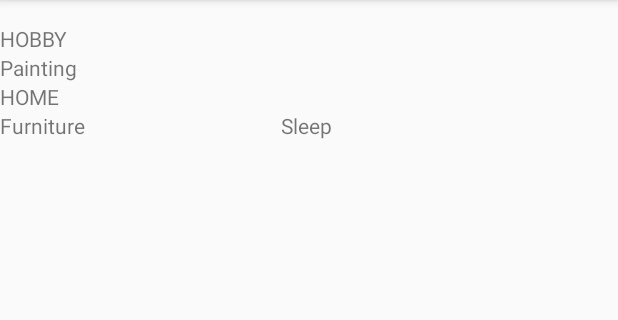
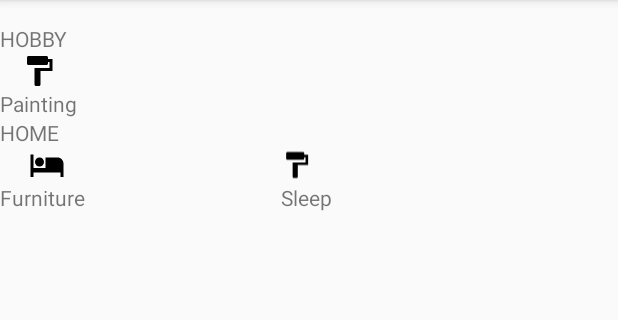
Before and after one commit to samuelekman/Tegdub, an Android app: the SelectCategory screen opened directly, with no data from a screen before it, on a phone screen of 412 x 824 dp, the part 84-404 px from its top. Run offline under Robolectric (Android 15) with nearby library versions, the phone set to English and light mode, and no system bars.

Commit message:
Icons are now present in the list.

```diff
--- a/app/build.gradle
+++ b/app/build.gradle
@@ -10,6 +10,7 @@ android {
         versionCode 1
         versionName "1.0"
         testInstrumentationRunner "android.support.test.runner.AndroidJUnitRunner"
+        vectorDrawables.useSupportLibrary = true
     }
     buildTypes {
         release {
--- a/app/src/main/java/com/samuelekman/tegdub/GroupedListAdapter.java
+++ b/app/src/main/java/com/samuelekman/tegdub/GroupedListAdapter.java
@@ -4,6 +4,7 @@ import android.support.v7.widget.RecyclerView;
 import android.view.LayoutInflater;
 import android.view.View;
 import android.view.ViewGroup;
+import android.widget.ImageView;
 import android.widget.TextView;
 
 import com.samuelekman.tegdub.Interfaces.HeaderItem;
@@ -67,6 +68,7 @@ public class GroupedListAdapter extends RecyclerView.Adapter<RecyclerView.ViewHo
                 CategoryItem categoryItem = (CategoryItem) mListItem.get(position);
                 CategoryViewHolder categoryViewHolder = (CategoryViewHolder) viewHolder;
                 categoryViewHolder.txtCat.setText(categoryItem.getCategory().getSubCategory());
+                categoryViewHolder.imgCat.setImageResource(categoryItem.getCategory().getIcon());
 
                 break;
 
@@ -81,9 +83,11 @@ public class GroupedListAdapter extends RecyclerView.Adapter<RecyclerView.ViewHo
 
     private class CategoryViewHolder extends RecyclerView.ViewHolder {
         TextView txtCat;
+        ImageView imgCat;
         public CategoryViewHolder(View v) {
             super(v);
             txtCat = (TextView) itemView.findViewById(R.id.listItemTxtView);
+            imgCat = (ImageView) itemView.findViewById(R.id.listItemImgView);
         }
     }
 
--- a/app/src/main/res/layout/list_item.xml
+++ b/app/src/main/res/layout/list_item.xml
@@ -1,5 +1,6 @@
 <?xml version="1.0" encoding="utf-8"?>
 <RelativeLayout xmlns:android="http://schemas.android.com/apk/res/android"
+    xmlns:app="http://schemas.android.com/apk/res-auto"
     xmlns:tools="http://schemas.android.com/tools"
     android:layout_width="match_parent"
     android:layout_height="wrap_content">
@@ -10,6 +11,17 @@
         android:layout_height="wrap_content"
         android:layout_alignParentLeft="true"
         android:layout_alignParentStart="true"
+        android:layout_below="@+id/listItemImgView"
+        tools:text="ListItem" />
+
+    <ImageView
+        android:id="@+id/listItemImgView"
+        android:layout_width="wrap_content"
+        android:layout_height="wrap_content"
+        android:layout_alignEnd="@+id/listItemTxtView"
         android:layout_alignParentTop="true"
-        tools:text="ListItem" />
+        android:layout_alignRight="@+id/listItemTxtView"
+        android:layout_marginEnd="13dp"
+        android:layout_marginRight="13dp"
+        app:srcCompat="@drawable/ic_attach_money_black_24dp" />
 </RelativeLayout>
```
